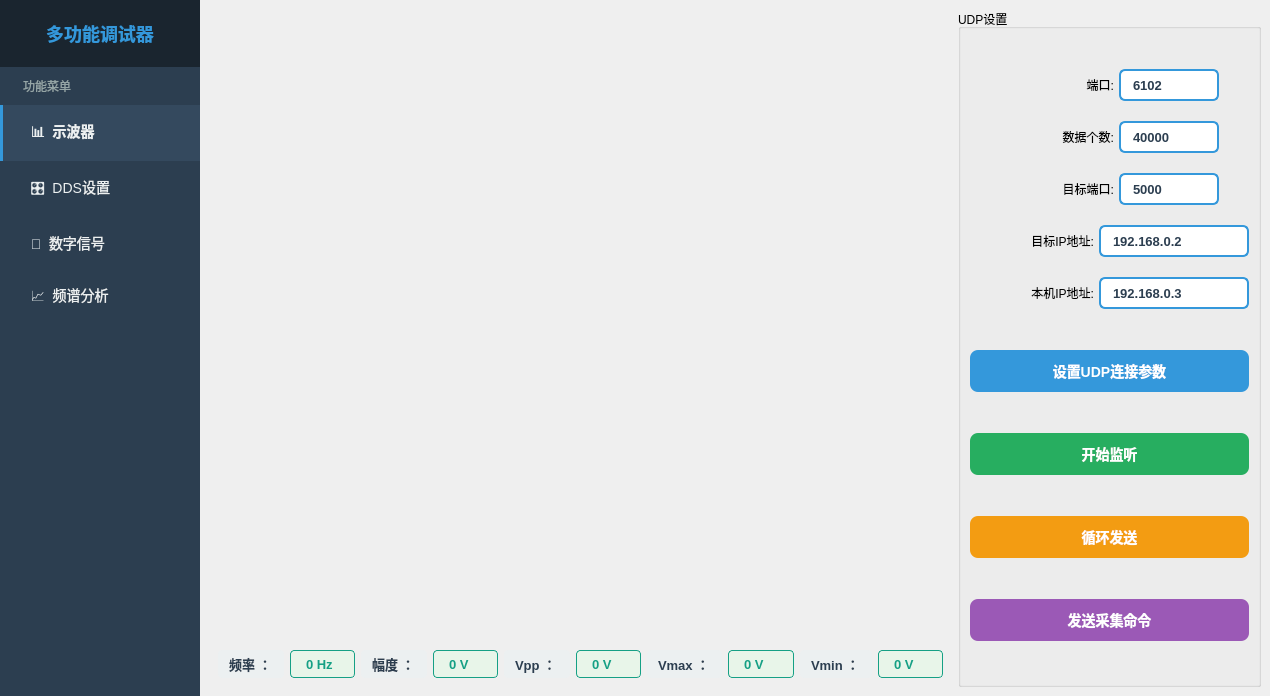
The window that src/ui/shiboqi_remake.ui (Ammmmm123/shiboqi_remake) describes before a commit, drawn with Qt 5.
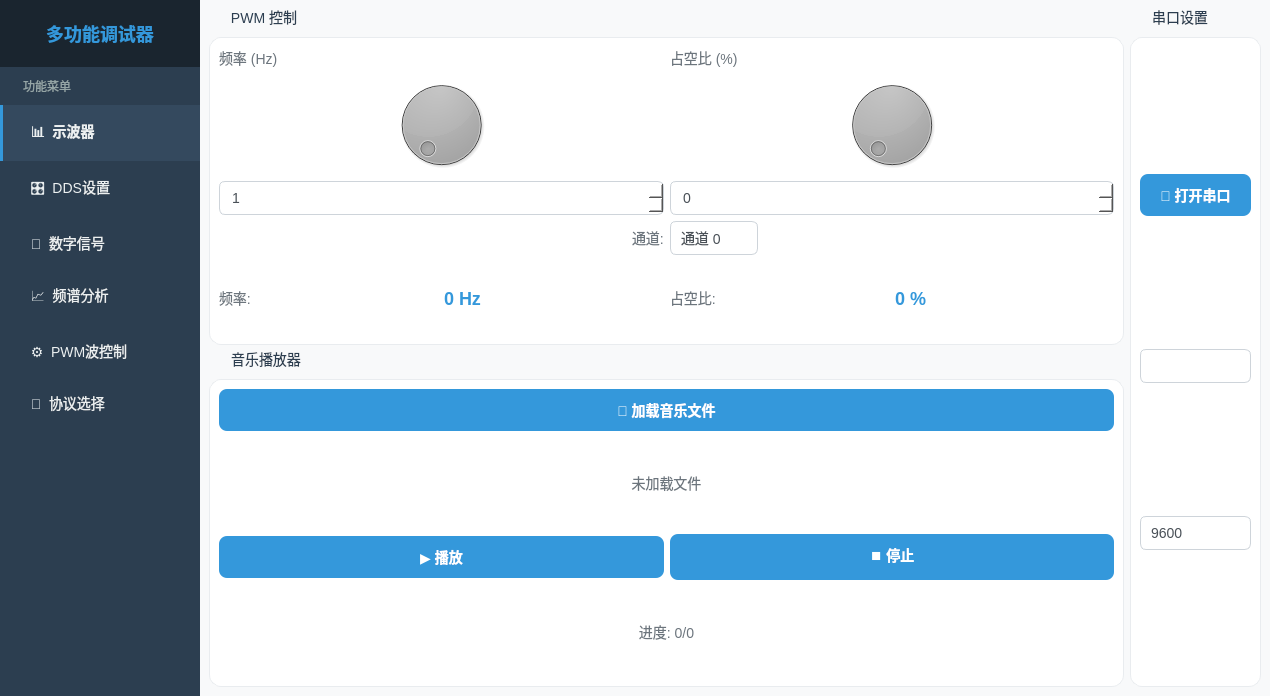
The same window after the commit. The open tabs and pages were chosen to show the change. Icons and pictures are not drawn. Custom widgets are drawn as their Qt base class.

Commit message: pwm加上usb转换选择

Diff of the .ui file:
```diff
--- a/src/ui/shiboqi_remake.ui
+++ b/src/ui/shiboqi_remake.ui
@@ -169,6 +169,26 @@
          </property>
         </widget>
        </item>
+       <item>
+        <widget class="QPushButton" name="navButton_pwm">
+         <property name="text">
+          <string>  ⚙️  PWM波控制</string>
+         </property>
+         <property name="checkable">
+          <bool>true</bool>
+         </property>
+        </widget>
+       </item>
+       <item>
+        <widget class="QPushButton" name="navButton_protocol">
+         <property name="text">
+          <string>  🔌  协议选择</string>
+         </property>
+         <property name="checkable">
+          <bool>true</bool>
+         </property>
+        </widget>
+       </item>
        <item>
         <spacer name="verticalSpacer">
          <property name="orientation">
@@ -366,13 +386,13 @@
             <widget class="QWidget" name="displayStackedWidget">
              <layout class="QHBoxLayout" name="horizontalLayout_6">
               <item>
-               <layout class="QVBoxLayout" name="verticalLayout_2" stretch="3,0">
+               <layout class="QVBoxLayout" name="verticalLayout_2" stretch="3,0,0">
                 <item>
                  <widget class="QCustomPlot" name="customPlot_4" native="true"/>
                 </item>
                 <item>
                  <layout class="QHBoxLayout" name="horizontalLayout_7">
-                  <item>
+                  <item alignment="Qt::AlignRight">
                    <widget class="QLabel" name="Frequency_4">
                     <property name="styleSheet">
                      <string notr="true">QLabel {
@@ -387,9 +407,12 @@
                     <property name="text">
                      <string>频率 ：</string>
                     </property>
+                    <property name="alignment">
+                     <set>Qt::AlignRight|Qt::AlignTrailing|Qt::AlignVCenter</set>
+                    </property>
                    </widget>
                   </item>
-                  <item>
+                  <item alignment="Qt::AlignLeft">
                    <widget class="QLabel" name="Frequency_4_in">
                     <property name="styleSheet">
                      <string notr="true">QLabel {
@@ -407,7 +430,7 @@
                     </property>
                    </widget>
                   </item>
-                  <item>
+                  <item alignment="Qt::AlignRight">
                    <widget class="QLabel" name="Amplitude_4">
                     <property name="styleSheet">
                      <string notr="true">QLabel {
@@ -422,9 +445,12 @@
                     <property name="text">
                      <string>幅度 ：</string>
                     </property>
+                    <property name="alignment">
+                     <set>Qt::AlignRight|Qt::AlignTrailing|Qt::AlignVCenter</set>
+                    </property>
                    </widget>
                   </item>
-                  <item>
+                  <item alignment="Qt::AlignLeft">
                    <widget class="QLabel" name="Amplitude_4_in">
                     <property name="styleSheet">
                      <string notr="true">QLabel {
@@ -442,7 +468,7 @@
                     </property>
                    </widget>
                   </item>
-                  <item>
+                  <item alignment="Qt::AlignRight">
                    <widget class="QLabel" name="Vpp">
                     <property name="styleSheet">
                      <string notr="true">QLabel {
@@ -457,9 +483,12 @@
                     <property name="text">
                      <string>Vpp ：</string>
                     </property>
+                    <property name="alignment">
+                     <set>Qt::AlignRight|Qt::AlignTrailing|Qt::AlignVCenter</set>
+                    </property>
                    </widget>
                   </item>
-                  <item>
+                  <item alignment="Qt::AlignLeft">
                    <widget class="QLabel" name="Vpp_in">
                     <property name="styleSheet">
                      <string notr="true">QLabel {
@@ -477,7 +506,7 @@
                     </property>
                    </widget>
                   </item>
-                  <item>
+                  <item alignment="Qt::AlignRight">
                    <widget class="QLabel" name="Vmax">
                     <property name="styleSheet">
                      <string notr="true">QLabel {
@@ -492,9 +521,12 @@
                     <property name="text">
                      <string>Vmax ：</string>
                     </property>
+                    <property name="alignment">
+                     <set>Qt::AlignRight|Qt::AlignTrailing|Qt::AlignVCenter</set>
+                    </property>
                    </widget>
                   </item>
-                  <item>
+                  <item alignment="Qt::AlignLeft">
                    <widget class="QLabel" name="Vmax_in">
                     <property name="styleSheet">
                      <string notr="true">QLabel {
@@ -512,8 +544,11 @@
                     </property>
                    </widget>
                   </item>
-                  <item>
+                  <item alignment="Qt::AlignRight">
                    <widget class="QLabel" name="Vmin">
+                    <property name="layoutDirection">
+                     <enum>Qt::LeftToRight</enum>
+                    </property>
                     <property name="styleSheet">
                      <string notr="true">QLabel {
     color: #2c3e50;
@@ -527,9 +562,12 @@
                     <property name="text">
                      <string>Vmin ：</string>
                     </property>
+                    <property name="alignment">
+                     <set>Qt::AlignRight|Qt::AlignTrailing|Qt::AlignVCenter</set>
+                    </property>
                    </widget>
                   </item>
-                  <item>
+                  <item alignment="Qt::AlignLeft">
                    <widget class="QLabel" name="Vmin_in">
                     <property name="styleSheet">
                      <string notr="true">QLabel {
@@ -1777,6 +1815,489 @@
         </item>
        </layout>
       </widget>
+      <widget class="QWidget" name="page_pwm">
+       <property name="styleSheet">
+        <string>
+QWidget#page_pwm {
+    background-color: #f8f9fa;
+}
+
+QGroupBox {
+    background-color: white;
+    border: 1px solid #e9ecef;
+    border-radius: 12px;
+    margin-top: 28px;
+    font-family: &quot;Microsoft YaHei&quot;, &quot;Segoe UI&quot;;
+    font-size: 14px;
+}
+
+QGroupBox::title {
+    subcontrol-origin: margin;
+    subcontrol-position: top left;
+    padding: 0 8px;
+    left: 12px;
+    color: #2c3e50;
+    font-weight: bold;
+    font-size: 16px;
+    background-color: transparent;
+}
+
+QDial {
+    background-color: transparent;
+}
+
+QSpinBox {
+    border: 1px solid #ced4da;
+    border-radius: 6px;
+    padding: 6px 10px;
+    background-color: #ffffff;
+    selection-background-color: #3498db;
+    font-size: 14px;
+    color: #495057;
+    min-height: 20px;
+}
+
+QSpinBox:hover {
+    border-color: #3498db;
+    background-color: #f1f3f5;
+}
+
+QSpinBox:focus {
+    border-color: #3498db;
+    background-color: #ffffff;
+}
+
+QLabel {
+    color: #6c757d;
+    font-family: &quot;Microsoft YaHei&quot;, &quot;Segoe UI&quot;;
+    font-size: 14px;
+}
+
+QLabel#pwmFreqValue, QLabel#pwmDutyValue {
+    color: #3498db;
+    font-weight: bold;
+    font-size: 18px;
+}
+
+QPushButton {
+    background-color: #3498db;
+    color: white;
+    border: none;
+    border-radius: 8px;
+    padding: 10px 20px;
+    font-family: &quot;Microsoft YaHei&quot;, &quot;Segoe UI&quot;;
+    font-weight: 600;
+    font-size: 14px;
+}
+
+QPushButton:hover {
+    background-color: #2980b9;
+}
+
+QPushButton:pressed {
+    background-color: #1f618d;
+}
+
+QPushButton:checked {
+    background-color: #e74c3c;
+}
+
+QPushButton:checked:hover {
+    background-color: #c0392b;
+}
+
+QComboBox {
+    border: 1px solid #ced4da;
+    border-radius: 6px;
+    padding: 6px 10px;
+    background-color: #ffffff;
+    selection-background-color: #3498db;
+    font-size: 14px;
+    color: #495057;
+    min-height: 20px;
+}
+
+QComboBox:hover {
+    border-color: #3498db;
+}
+
+QComboBox::drop-down {
+    border: none;
+    background: transparent;
+    width: 24px;
+}
+
+QComboBox::down-arrow {
+    image: none;
+    border-left: 2px solid #ced4da;
+    border-bottom: 2px solid #ced4da;
+    width: 8px;
+    height: 8px;
+    transform: rotate(-45deg);
+    margin-right: 8px;
+    margin-top: -2px;
+}
+        </string>
+       </property>
+       <layout class="QHBoxLayout" name="horizontalLayout_pwm">
+        <item>
+         <layout class="QVBoxLayout" name="verticalLayout_pwm_left">
+          <item>
+           <widget class="QGroupBox" name="groupBox_pwm_wave">
+            <property name="title">
+             <string>PWM 控制</string>
+            </property>
+            <layout class="QVBoxLayout" name="verticalLayout_pwm_wave">
+             <item>
+              <layout class="QHBoxLayout" name="horizontalLayout_knobs" stretch="1,1">
+               <item>
+                <layout class="QVBoxLayout" name="verticalLayout_pwmFreq">
+                 <item>
+                  <widget class="QLabel" name="label_pwm_freq">
+                   <property name="text">
+                    <string>频率 (Hz)</string>
+                   </property>
+                  </widget>
+                 </item>
+                 <item>
+                  <widget class="QDial" name="pwmFreqDial"/>
+                 </item>
+                 <item>
+                  <widget class="QSpinBox" name="pwmFreqSpinBox">
+                   <property name="minimum">
+                    <number>1</number>
+                   </property>
+                   <property name="maximum">
+                    <number>2000000</number>
+                   </property>
+                  </widget>
+                 </item>
+                </layout>
+               </item>
+               <item>
+                <layout class="QVBoxLayout" name="verticalLayout_pwmDuty">
+                 <item>
+                  <widget class="QLabel" name="label_pwm_duty">
+                   <property name="text">
+                    <string>占空比 (%)</string>
+                   </property>
+                  </widget>
+                 </item>
+                 <item>
+                  <widget class="QDial" name="pwmDutyDial"/>
+                 </item>
+                 <item>
+                  <widget class="QSpinBox" name="pwmDutySpinBox">
+                   <property name="minimum">
+                    <number>0</number>
+                   </property>
+                   <property name="maximum">
+                    <number>100</number>
+                   </property>
+                  </widget>
+                 </item>
+                </layout>
+               </item>
+              </layout>
+             </item>
+             <item>
+              <layout class="QHBoxLayout" name="horizontalLayout_pwm_channel">
+               <item alignment="Qt::AlignRight">
+                <widget class="QLabel" name="label_pwm_channel">
+                 <property name="text">
+                  <string>通道:</string>
+                 </property>
+                </widget>
+               </item>
+               <item alignment="Qt::AlignLeft">
+                <widget class="QComboBox" name="pwmChannelComboBox">
+                 <item>
+                  <property name="text">
+                   <string>通道 0</string>
+                  </property>
+                 </item>
+                 <item>
+                  <property name="text">
+                   <string>通道 1</string>
+                  </property>
+                 </item>
+                 <item>
+                  <property name="text">
+                   <string>通道 2</string>
+                  </property>
+                 </item>
+                 <item>
+                  <property name="text">
+                   <string>通道 3</string>
+                  </property>
+                 </item>
+                 <item>
+                  <property name="text">
+                   <string>通道 4</string>
+                  </property>
+                 </item>
+                 <item>
+                  <property name="text">
+                   <string>通道 5</string>
+                  </property>
+                 </item>
+                 <item>
+                  <property name="text">
+                   <string>通道 6</string>
+                  </property>
+                 </item>
+                 <item>
+                  <property name="text">
+                   <string>通道 7</string>
+                  </property>
+                 </item>
+                </widget>
+               </item>
+              </layout>
+             </item>
+             <item>
+              <layout class="QHBoxLayout" name="horizontalLayout_pwm_values">
+               <item>
+                <widget class="QLabel" name="label_pwm_freq_value">
+                 <property name="text">
+                  <string>频率:</string>
+                 </property>
+                </widget>
+               </item>
+               <item>
+                <widget class="QLabel" name="pwmFreqValue">
+                 <property name="text">
+                  <string>0 Hz</string>
+                 </property>
+                </widget>
+               </item>
+               <item>
+                <widget class="QLabel" name="label_pwm_duty_value">
+                 <property name="text">
+                  <string>占空比:</string>
+                 </property>
+                </widget>
+               </item>
+               <item>
+                <widget class="QLabel" name="pwmDutyValue">
+                 <property name="text">
+                  <string>0 %</string>
+                 </property>
+                </widget>
+               </item>
+              </layout>
+             </item>
+            </layout>
+           </widget>
+          </item>
+          <item>
+           <widget class="QGroupBox" name="groupBox_pwm_music">
+            <property name="title">
+             <string>音乐播放器</string>
+            </property>
+            <layout class="QVBoxLayout" name="verticalLayout_pwm_music">
+             <item>
+              <widget class="QPushButton" name="pwmLoadMusicButton">
+               <property name="text">
+                <string>🎵 加载音乐文件</string>
+               </property>
+              </widget>
+             </item>
+             <item>
+              <widget class="QLabel" name="pwmMusicFileLabel">
+               <property name="text">
+                <string>未加载文件</string>
+               </property>
+               <property name="alignment">
+                <set>Qt::AlignCenter</set>
+               </property>
+              </widget>
+             </item>
+             <item>
+              <layout class="QHBoxLayout" name="horizontalLayout_pwm_music_ctrl">
+               <item>
+                <widget class="QPushButton" name="pwmPlayMusicButton">
+                 <property name="text">
+                  <string>▶️ 播放</string>
+                 </property>
+                 <property name="checkable">
+                  <bool>true</bool>
+                 </property>
+                </widget>
+               </item>
+               <item>
+                <widget class="QPushButton" name="pwmStopMusicButton">
+                 <property name="text">
+                  <string>⏹️ 停止</string>
+                 </property>
+                </widget>
+               </item>
+              </layout>
+             </item>
+             <item>
+              <widget class="QLabel" name="pwmMusicProgressLabel">
+               <property name="text">
+                <string>进度: 0/0</string>
+               </property>
+               <property name="alignment">
+                <set>Qt::AlignCenter</set>
+               </property>
+              </widget>
+             </item>
+            </layout>
+           </widget>
+          </item>
+         </layout>
+        </item>
+        <item>
+         <widget class="QGroupBox" name="groupBox_pwm_serial">
+          <property name="title">
+           <string>串口设置</string>
+          </property>
+          <layout class="QVBoxLayout" name="verticalLayout_pwm_serial">
+           <item>
+            <widget class="QPushButton" name="pwmOpenSerialButton">
+             <property name="text">
+              <string>🔌 打开串口</string>
+             </property>
+             <property name="checkable">
+              <bool>true</bool>
+             </property>
+            </widget>
+           </item>
+           <item>
+            <widget class="QComboBox" name="pwmSerialPortCombo"/>
+           </item>
+           <item>
+            <widget class="QComboBox" name="pwmSerialBaudCombo">
+             <item>
+              <property name="text">
+               <string>9600</string>
+              </property>
+             </item>
+             <item>
+              <property name="text">
+               <string>115200</string>
+              </property>
+             </item>
+            </widget>
+           </item>
+          </layout>
+         </widget>
+        </item>
+       </layout>
+      </widget>
+      <widget class="QWidget" name="page_protocol">
+       <property name="styleSheet">
+        <string>QWidget#page_protocol {
+    background-color: #f8f9fa;
+}
+
+QPushButton {
+    background-color: #3498db;
+    color: white;
+    border: none;
+    border-radius: 12px;
+    padding: 20px;
+    font-family: &quot;Microsoft YaHei&quot;, &quot;Segoe UI&quot;;
+    font-weight: 600;
+    font-size: 16px;
+    min-height: 80px;
+}
+
+QPushButton:hover {
+    background-color: #2980b9;
+}
+
+QPushButton:pressed {
+    background-color: #1f618d;
+}
+
+QPushButton:checked {
+    background-color: #27ae60;
+    border: 3px solid #229954;
+}
+
+QLabel {
+    color: #2c3e50;
+    font-family: &quot;Microsoft YaHei&quot;, &quot;Segoe UI&quot;;
+    font-size: 18px;
+    font-weight: bold;
+}</string>
+       </property>
+       <layout class="QVBoxLayout" name="verticalLayout_protocol">
+        <item>
+         <widget class="QLabel" name="label_protocol_title">
+          <property name="text">
+           <string>🔌 协议选择</string>
+          </property>
+          <property name="alignment">
+           <set>Qt::AlignCenter</set>
+          </property>
+         </widget>
+        </item>
+        <item>
+         <layout class="QGridLayout" name="gridLayout_protocol">
+          <property name="spacing">
+           <number>20</number>
+          </property>
+          <item row="0" column="0">
+           <widget class="QPushButton" name="protocolUartButton">
+            <property name="text">
+             <string>📝 UART协议</string>
+            </property>
+            <property name="checkable">
+             <bool>true</bool>
+            </property>
+           </widget>
+          </item>
+          <item row="0" column="1">
+           <widget class="QPushButton" name="protocolSumpButton">
+            <property name="text">
+             <string>🔍 SUMP协议</string>
+            </property>
+            <property name="checkable">
+             <bool>true</bool>
+            </property>
+           </widget>
+          </item>
+          <item row="1" column="0">
+           <widget class="QPushButton" name="protocolI2cButton">
+            <property name="text">
+             <string>🔗 I2C协议</string>
+            </property>
+            <property name="checkable">
+             <bool>true</bool>
+            </property>
+           </widget>
+          </item>
+          <item row="1" column="1">
+           <widget class="QPushButton" name="protocolSpiButton">
+            <property name="text">
+             <string>⚡ SPI协议</string>
+            </property>
+            <property name="checkable">
+             <bool>true</bool>
+            </property>
+           </widget>
+          </item>
+         </layout>
+        </item>
+        <item>
+         <spacer name="verticalSpacer_protocol">
+          <property name="orientation">
+           <enum>Qt::Vertical</enum>
+          </property>
+          <property name="sizeHint" stdset="0">
+           <size>
+            <width>20</width>
+            <height>40</height>
+           </size>
+          </property>
+         </spacer>
+        </item>
+       </layout>
+      </widget>
      </widget>
     </item>
    </layout>
```
Left out of the diff: 207 changed lines with no effect on the pictures. The commit also changes 236 other files.
